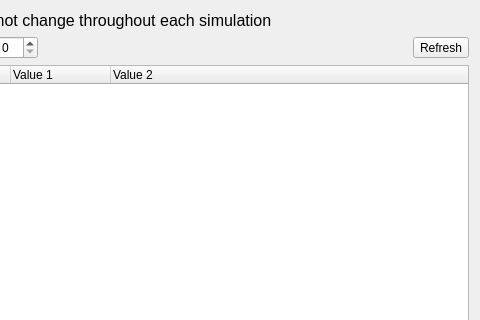
Before: the Qt Designer form src/LongQtMain/CellParamsMenu/pvarmenu.ui in hundlab/LongQt, drawn with Qt 5; both pictures show x 201 to 681 and y 0 to 320 of the 681 by 440 pixel window.
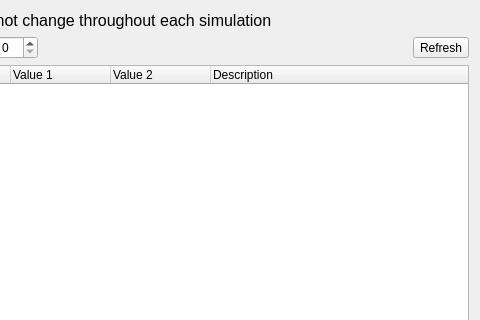
After: the same form once the commit is applied.

What changed in the file:
```diff
--- a/src/LongQtMain/CellParamsMenu/pvarmenu.ui
+++ b/src/LongQtMain/CellParamsMenu/pvarmenu.ui
@@ -112,6 +112,11 @@
        <string>Value 2</string>
       </property>
      </column>
+     <column>
+      <property name="text">
+       <string>Description</string>
+      </property>
+     </column>
     </widget>
    </item>
   </layout>
```
